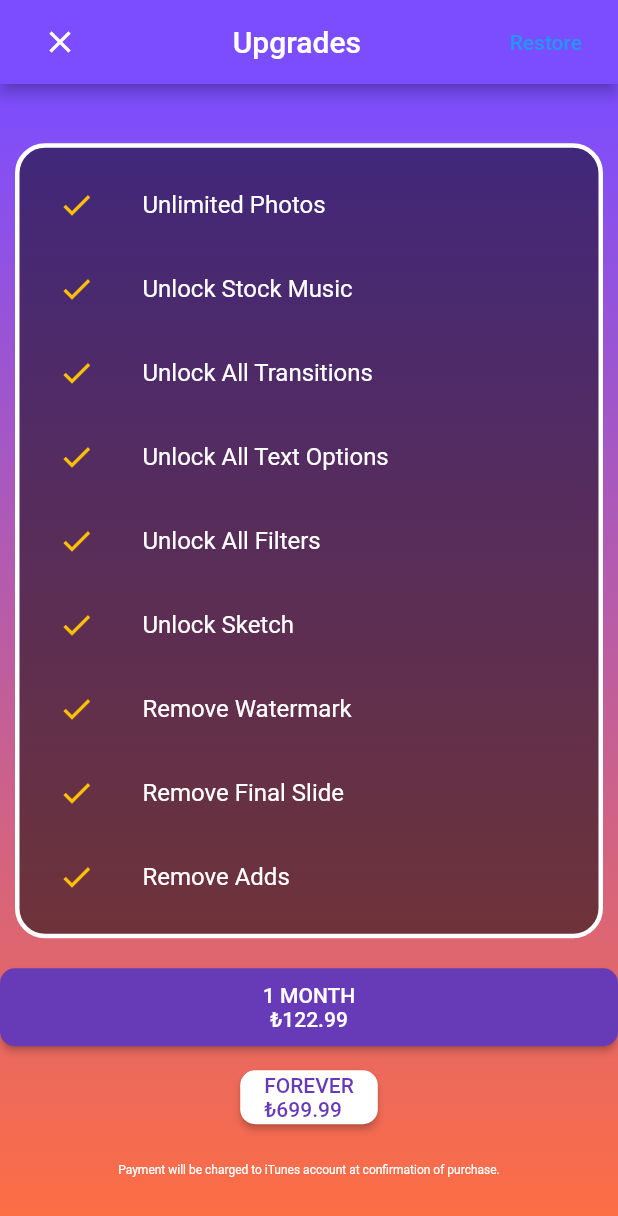
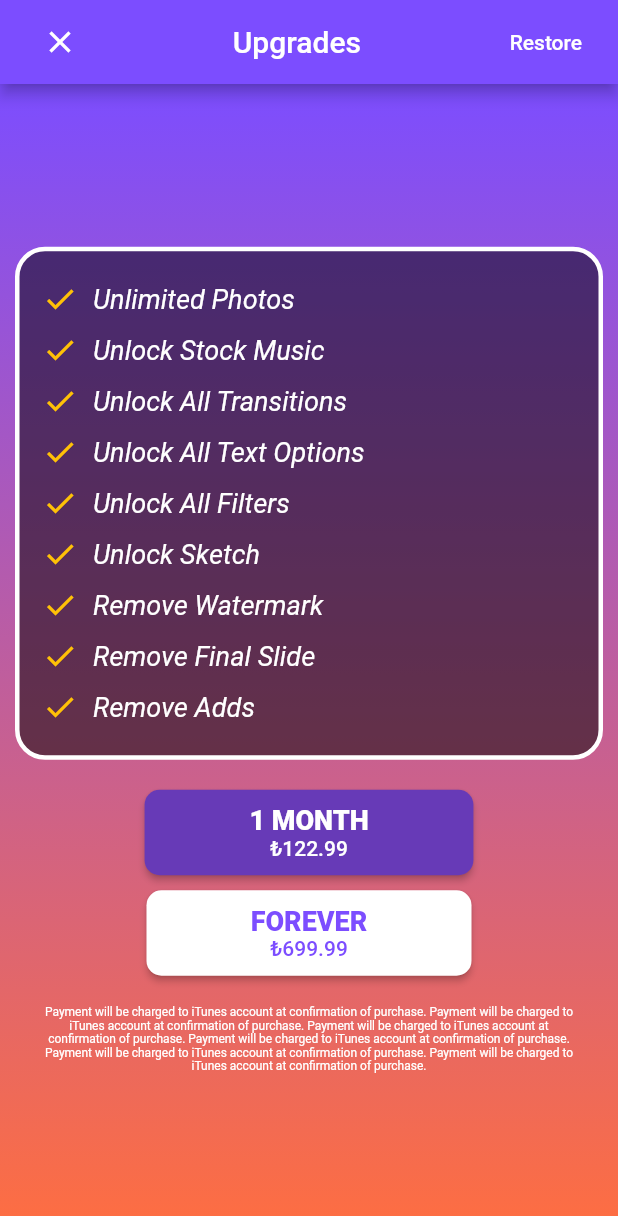
Before and after one commit to DogukanTopcu/quick_slideshow_app, a Flutter app: the Upgrade screen opened directly, on a phone screen of 412 x 824 dp. Shown: the top 1216 px of the screen. Run offline on Flutter 3.47's test engine with Material 2 defaults, Android fonts, the phone set to English and light mode, and no system bars.

Commit message:
upgrade screen completed

```diff
--- a/lib/screen/upgrade.dart
+++ b/lib/screen/upgrade.dart
@@ -1,3 +1,5 @@
+import 'dart:ui';
+
 import 'package:flutter/material.dart';
 import 'package:quick_slideshow/home.dart';
 
@@ -25,7 +27,7 @@ class Upgrade extends StatelessWidget {
                 onPressed: () {},
                 child: const Text(
                   "Restore",
-                  selectionColor: Colors.white,
+                  style: TextStyle(color: Colors.white),
                 ),
               )
             ],
@@ -42,7 +44,7 @@ class Upgrade extends StatelessWidget {
             mainAxisAlignment: MainAxisAlignment.center,
             children: [
               Container(
-                padding: const EdgeInsets.all(10),
+                padding: const EdgeInsets.all(15),
                 margin: const EdgeInsets.fromLTRB(10, 0, 10, 0),
                 decoration: BoxDecoration(
                   color: const Color.fromRGBO(0, 0, 0, 0.5),
@@ -52,43 +54,124 @@ class Upgrade extends StatelessWidget {
                 child: const Column(
                   mainAxisAlignment: MainAxisAlignment.center,
                   children: [
-                    ListTile(
-                      leading: Icon(Icons.check, color: Colors.amber),
-                      title: Text(
+                    Padding(
+                      padding: EdgeInsets.symmetric(vertical: 5),
+                      child: Row(
+                        mainAxisAlignment: MainAxisAlignment.start,
+                        children: [
+                          Icon(Icons.check, color: Colors.amber),
+                          SizedBox(width: 10),
+                          Text(
                             'Unlimited Photos',
+                            style: TextStyle(
+                                fontSize: 18, fontStyle: FontStyle.italic),
+                          ),
+                        ],
                       ),
                     ),
-                    ListTile(
-                      leading: Icon(Icons.check, color: Colors.amber),
-                      title: Text('Unlock Stock Music'),
+                    Padding(
+                      padding: EdgeInsets.symmetric(vertical: 5),
+                      child: Row(
+                        mainAxisAlignment: MainAxisAlignment.start,
+                        children: [
+                          Icon(Icons.check, color: Colors.amber),
+                          SizedBox(width: 10),
+                          Text('Unlock Stock Music',
+                              style: TextStyle(
+                                  fontSize: 18, fontStyle: FontStyle.italic)),
+                        ],
                       ),
-                    ListTile(
-                      leading: Icon(Icons.check, color: Colors.amber),
-                      title: Text('Unlock All Transitions'),
                     ),
-                    ListTile(
-                      leading: Icon(Icons.check, color: Colors.amber),
-                      title: Text('Unlock All Text Options'),
+                    Padding(
+                      padding: EdgeInsets.symmetric(vertical: 5),
+                      child: Row(
+                        mainAxisAlignment: MainAxisAlignment.start,
+                        children: [
+                          Icon(Icons.check, color: Colors.amber),
+                          SizedBox(width: 10),
+                          Text('Unlock All Transitions',
+                              style: TextStyle(
+                                  fontSize: 18, fontStyle: FontStyle.italic)),
+                        ],
                       ),
-                    ListTile(
-                      leading: Icon(Icons.check, color: Colors.amber),
-                      title: Text('Unlock All Filters'),
                     ),
-                    ListTile(
-                      leading: Icon(Icons.check, color: Colors.amber),
-                      title: Text('Unlock Sketch'),
+                    Padding(
+                      padding: EdgeInsets.symmetric(vertical: 5),
+                      child: Row(
+                        mainAxisAlignment: MainAxisAlignment.start,
+                        children: [
+                          Icon(Icons.check, color: Colors.amber),
+                          SizedBox(width: 10),
+                          Text('Unlock All Text Options',
+                              style: TextStyle(
+                                  fontSize: 18, fontStyle: FontStyle.italic)),
+                        ],
                       ),
-                    ListTile(
-                      leading: Icon(Icons.check, color: Colors.amber),
-                      title: Text('Remove Watermark'),
                     ),
-                    ListTile(
-                      leading: Icon(Icons.check, color: Colors.amber),
-                      title: Text('Remove Final Slide'),
+                    Padding(
+                      padding: EdgeInsets.symmetric(vertical: 5),
+                      child: Row(
+                        mainAxisAlignment: MainAxisAlignment.start,
+                        children: [
+                          Icon(Icons.check, color: Colors.amber),
+                          SizedBox(width: 10),
+                          Text('Unlock All Filters',
+                              style: TextStyle(
+                                  fontSize: 18, fontStyle: FontStyle.italic)),
+                        ],
                       ),
-                    ListTile(
-                      leading: Icon(Icons.check, color: Colors.amber),
-                      title: Text('Remove Adds'),
+                    ),
+                    Padding(
+                      padding: EdgeInsets.symmetric(vertical: 5),
+                      child: Row(
+                        mainAxisAlignment: MainAxisAlignment.start,
+                        children: [
+                          Icon(Icons.check, color: Colors.amber),
+                          SizedBox(width: 10),
+                          Text('Unlock Sketch',
+                              style: TextStyle(
+                                  fontSize: 18, fontStyle: FontStyle.italic)),
+                        ],
+                      ),
+                    ),
+                    Padding(
+                      padding: EdgeInsets.symmetric(vertical: 5),
+                      child: Row(
+                        mainAxisAlignment: MainAxisAlignment.start,
+                        children: [
+                          Icon(Icons.check, color: Colors.amber),
+                          SizedBox(width: 10),
+                          Text('Remove Watermark',
+                              style: TextStyle(
+                                  fontSize: 18, fontStyle: FontStyle.italic)),
+                        ],
+                      ),
+                    ),
+                    Padding(
+                      padding: EdgeInsets.symmetric(vertical: 5),
+                      child: Row(
+                        mainAxisAlignment: MainAxisAlignment.start,
+                        children: [
+                          Icon(Icons.check, color: Colors.amber),
+                          SizedBox(width: 10),
+                          Text('Remove Final Slide',
+                              style: TextStyle(
+                                  fontSize: 18, fontStyle: FontStyle.italic)),
+                        ],
+                      ),
+                    ),
+                    Padding(
+                      padding: EdgeInsets.symmetric(vertical: 5),
+                      child: Row(
+                        mainAxisAlignment: MainAxisAlignment.start,
+                        children: [
+                          Icon(Icons.check, color: Colors.amber),
+                          SizedBox(width: 10),
+                          Text('Remove Adds',
+                              style: TextStyle(
+                                  fontSize: 18, fontStyle: FontStyle.italic)),
+                        ],
+                      ),
                     ),
                   ],
                 ),
@@ -104,8 +187,18 @@ class Upgrade extends StatelessWidget {
                     padding: const EdgeInsets.fromLTRB(50, 10, 50, 10),
                   ),
                   child: const Center(
+                    widthFactor: 1.5,
                     child: Column(
-                      children: [Text("1 MONTH"), Text("₺122.99")],
+                      children: [
+                        Text("1 MONTH",
+                            style: TextStyle(
+                                fontWeight: FontWeight.w900, fontSize: 18)),
+                        Text(
+                          "₺122.99",
+                          style: TextStyle(
+                              fontWeight: FontWeight.w500, fontSize: 14),
+                        )
+                      ],
                     ),
                   )),
               const SizedBox(height: 10),
@@ -115,15 +208,42 @@ class Upgrade extends StatelessWidget {
                     shape: RoundedRectangleBorder(
                       borderRadius: BorderRadius.circular(10),
                     ),
-                  primary: Colors.white,
+                    backgroundColor: Colors.white,
+                    padding: const EdgeInsets.fromLTRB(50, 10, 50, 10),
                   ),
-                child: const Text('FOREVER\n₺699.99',
-                    style: TextStyle(color: Colors.deepPurple)),
+                  child: const Center(
+                    widthFactor: 1.5,
+                    child: Column(
+                      children: [
+                        Text(
+                          "FOREVER",
+                          style: TextStyle(
+                              fontWeight: FontWeight.w900,
+                              color: Colors.deepPurpleAccent,
+                              fontSize: 18),
                         ),
+                        Text(
+                          "₺699.99",
+                          style: TextStyle(
+                              fontWeight: FontWeight.w500,
+                              color: Colors.deepPurpleAccent,
+                              fontSize: 14),
+                        ),
+                      ],
+                    ),
+                  )),
               const SizedBox(height: 20),
-              const Text(
-                'Payment will be charged to iTunes account at confirmation of purchase.',
-                style: TextStyle(fontSize: 8),
+              const Padding(
+                padding: EdgeInsets.symmetric(horizontal: 25),
+                child: Center(
+                  child: Text(
+                    'Payment will be charged to iTunes account at confirmation of purchase. Payment will be charged to iTunes account at confirmation of purchase. Payment will be charged to iTunes account at confirmation of purchase. Payment will be charged to iTunes account at confirmation of purchase. Payment will be charged to iTunes account at confirmation of purchase. Payment will be charged to iTunes account at confirmation of purchase.',
+                    style: TextStyle(
+                      fontSize: 8,
+                    ),
+                    textAlign: TextAlign.center,
+                  ),
+                ),
               ),
             ],
           )),
```
Lines whose indentation alone changed are shown as unchanged.
